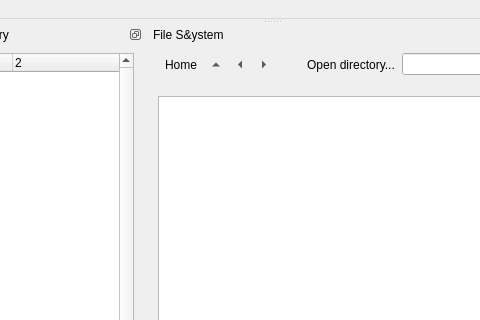
The window that gui/ScipyenWindow.ui (ctigaret/scipyen) describes before a commit, drawn with Qt 5; both pictures show x 286 to 766 and y 0 to 320 of the 1115 by 901 pixel window.
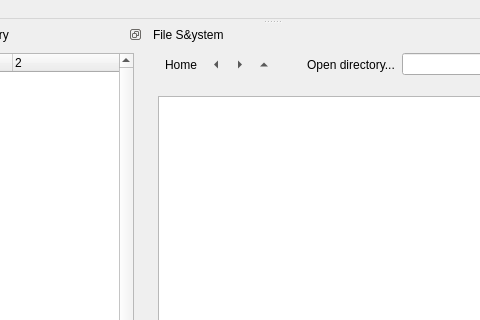
The same window after the commit. Icons and pictures are not drawn.

Commit message:
namedtuple objects indicated in the tooltip for Type column in workspace viewer
namedtuple displayed as such in DataViewer

finessing the utilities.NestedFinder; implementing namedtuples;
some creases to smooth out

factored out the load/saveSettings to ScipyenViewer;
the subclasses only need to implement load/saveViewerSettings

corrected the icon for refresh viewer in viewer toolbar
(now uses the system icon theme)

The edit to the form file:
```diff
--- a/gui/ScipyenWindow.ui
+++ b/gui/ScipyenWindow.ui
@@ -392,26 +392,6 @@
          </property>
         </widget>
        </item>
-       <item>
-        <widget class="QToolButton" name="dirUpBtn">
-         <property name="toolTip">
-          <string>Go to parent directory</string>
-         </property>
-         <property name="text">
-          <string>Parent directory</string>
-         </property>
-         <property name="icon">
-          <iconset theme="go-up">
-           <normaloff>.</normaloff>.</iconset>
-         </property>
-         <property name="autoRaise">
-          <bool>true</bool>
-         </property>
-         <property name="arrowType">
-          <enum>Qt::UpArrow</enum>
-         </property>
-        </widget>
-       </item>
        <item>
         <widget class="QToolButton" name="dirBackBtn">
          <property name="toolTip">
@@ -452,6 +432,26 @@
          </property>
         </widget>
        </item>
+       <item>
+        <widget class="QToolButton" name="dirUpBtn">
+         <property name="toolTip">
+          <string>Go to parent directory</string>
+         </property>
+         <property name="text">
+          <string>Parent directory</string>
+         </property>
+         <property name="icon">
+          <iconset theme="go-up">
+           <normaloff>.</normaloff>.</iconset>
+         </property>
+         <property name="autoRaise">
+          <bool>true</bool>
+         </property>
+         <property name="arrowType">
+          <enum>Qt::UpArrow</enum>
+         </property>
+        </widget>
+       </item>
        <item>
         <widget class="QToolButton" name="viewFilesFilterToolBtn">
          <property name="text">
```
Left out of the diff: 8 changed lines with no effect on the pictures. The commit also changes 10 other files.
